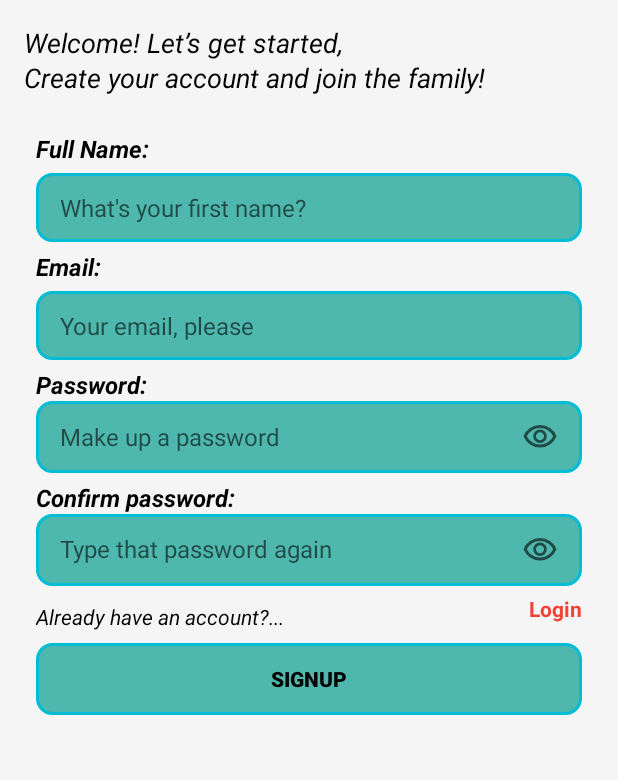
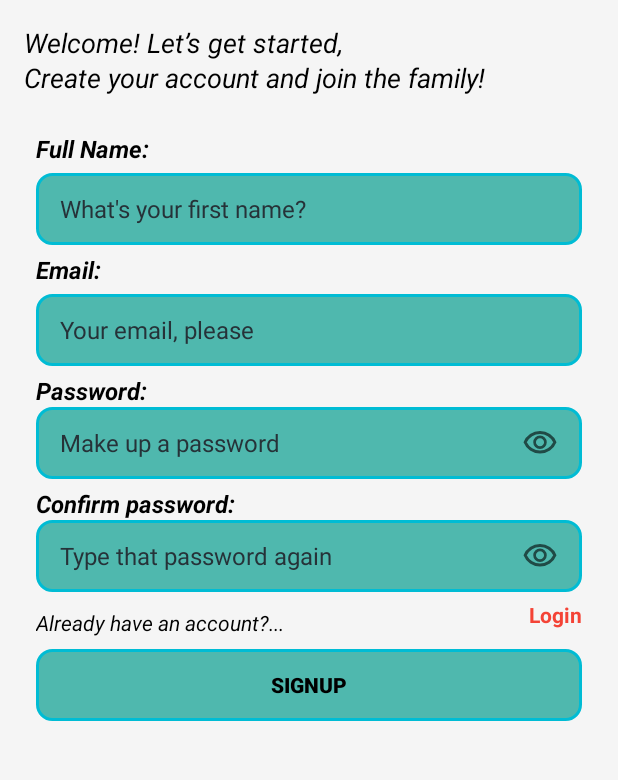
Before and after one commit to FiazZafar/Chat-Applications, an Android app: the screen it shows after launch (MainActivity), after a tap on an icon or button, on a phone screen of 412 x 824 dp, the part 97-877 px from its top. Run offline under Robolectric (Android 15) with nearby library versions, the phone set to English and light mode, and no system bars; our stand-ins replace Firebase (no records; nobody signed in at launch, a user with empty details on screens opened directly).

Commit message:
version 1.1

```diff
--- a/app/src/main/res/layout/fragment_signup_user.xml
+++ b/app/src/main/res/layout/fragment_signup_user.xml
@@ -71,22 +71,27 @@
                 android:textColor="@color/textColor"
                 app:layout_constraintStart_toStartOf="parent"
                 app:layout_constraintEnd_toEndOf="parent"
-                app:layout_constraintTop_toTopOf="parent"/>
+                app:layout_constraintTop_toTopOf="parent"
+                tools:ignore="HardcodedText" />
 
             <EditText
                 android:id="@+id/firstNameEdt"
                 android:layout_width="0dp"
                 android:layout_height="wrap_content"
+                android:layout_marginTop="5dp"
+                android:background="@drawable/inputs_bg"
                 android:hint="@string/first_name_hint"
                 android:importantForAutofill="no"
-                android:background="@drawable/inputs_bg"
-                android:layout_marginTop="5dp"
                 android:inputType="textCapSentences"
+                android:minHeight="48dp"
                 android:paddingStart="16dp"
+                android:paddingEnd="4dp"
+                android:textColorHint="#263238"
                 android:textSize="16sp"
                 app:layout_constraintEnd_toEndOf="@+id/firstNameH"
                 app:layout_constraintStart_toStartOf="@+id/firstNameH"
-                app:layout_constraintTop_toBottomOf="@+id/firstNameH" />
+                app:layout_constraintTop_toBottomOf="@+id/firstNameH"
+                tools:ignore="VisualLintTextFieldSize" />
 
             <TextView
                 android:id="@+id/emailH"
@@ -105,16 +110,20 @@
                 android:id="@+id/emailEdt"
                 android:layout_width="0dp"
                 android:layout_height="wrap_content"
+                android:layout_marginTop="5dp"
+                android:background="@drawable/inputs_bg"
                 android:hint="@string/email_hint"
-                android:background="@drawable/inputs_bg"
-                android:layout_marginTop="5dp"
                 android:importantForAutofill="no"
                 android:inputType="textEmailSubject"
+                android:minHeight="48dp"
                 android:paddingStart="16dp"
+                android:paddingEnd="4dp"
+                android:textColorHint="#263238"
                 android:textSize="16sp"
                 app:layout_constraintEnd_toEndOf="@+id/emailH"
                 app:layout_constraintStart_toStartOf="@+id/emailH"
-                app:layout_constraintTop_toBottomOf="@+id/emailH" />
+                app:layout_constraintTop_toBottomOf="@+id/emailH"
+                tools:ignore="VisualLintTextFieldSize" />
             <TextView
                 android:id="@+id/passwordH"
                 android:layout_width="0dp"
@@ -138,25 +147,31 @@
                 app:layout_constraintStart_toStartOf="@+id/passwordH"
                 app:layout_constraintTop_toBottomOf="@+id/passwordH"
                 android:orientation="horizontal">
+
                 <EditText
                     android:id="@+id/passwordEdt"
-                android:layout_width="match_parent"
+                    android:layout_width="0dp"
                     android:layout_height="match_parent"
+                    android:layout_weight="1"
+                    android:background="@android:color/transparent"
+                    android:hint="@string/passwordhint"
                     android:importantForAutofill="no"
-                android:hint="@string/passwordhint"
-                android:background="@android:color/transparent"
+                    android:inputType="textPassword"
+                    android:minHeight="48dp"
                     android:paddingStart="16dp"
-                android:layout_weight="1"
-                android:inputType="textPassword"
+                    android:paddingEnd="4dp"
+                    android:textColorHint="#263238"
                     android:textSize="16sp"
-                tools:ignore="TextFields" />
+                    tools:ignore="TextFields,TouchTargetSizeCheck,VisualLintTextFieldSize" />
                 <ImageView
                     android:layout_width="wrap_content"
                     android:layout_height="wrap_content"
                     android:src="@drawable/visibility_24px"
                     android:layout_gravity="end"
                     android:paddingEnd="16dp"
-                    android:id="@+id/eyeVisiblePasBTn"/>
+                    android:paddingStart="4dp"
+                    android:id="@+id/eyeVisiblePasBTn"
+                    tools:ignore="ContentDescription" />
             </LinearLayout>
 
             <TextView
@@ -184,22 +199,28 @@
 
                 <EditText
                     android:id="@+id/confirmPasswordEdt"
-                    android:layout_width="match_parent"
-                    android:layout_height="wrap_content"
+                    android:layout_width="0dp"
+                    android:layout_height="match_parent"
+                    android:layout_weight="1"
+                    android:background="@android:color/transparent"
                     android:hint="@string/confirmPassHint"
                     android:importantForAutofill="no"
+                    android:inputType="textPassword"
+                    android:minHeight="48dp"
                     android:paddingStart="16dp"
-                    android:inputType="textPassword"
-                    android:layout_weight="1"
-                    android:background="@android:color/transparent"
-                    android:textSize="16sp" />
+                    android:paddingEnd="4dp"
+                    android:textColorHint="#263238"
+                    android:textSize="16sp"
+                    tools:ignore="TouchTargetSizeCheck,VisualLintTextFieldSize" />
                 <ImageView
                     android:layout_width="wrap_content"
                     android:layout_height="wrap_content"
                     android:src="@drawable/visibility_24px"
                     android:layout_gravity="end"
                     android:paddingEnd="16dp"
-                    android:id="@+id/eyeVisibleconfirmBTn"/>
+                    android:paddingStart="4dp"
+                    android:id="@+id/eyeVisibleconfirmBTn"
+                    tools:ignore="ContentDescription" />
             </LinearLayout>
 
             <TextView
@@ -223,7 +244,8 @@
                 android:textStyle="normal|bold"
                 android:textColor="@color/alertColor"
                 app:layout_constraintEnd_toEndOf="parent"
-                app:layout_constraintTop_toBottomOf="@+id/confirmPasswordLinear"/>
+                app:layout_constraintTop_toBottomOf="@+id/confirmPasswordLinear"
+                tools:ignore="HardcodedText" />
 
             <androidx.appcompat.widget.AppCompatButton
                 android:id="@+id/nextBtn"
@@ -237,7 +259,8 @@
                 android:textColor="@color/textColor"
                 app:layout_constraintTop_toBottomOf="@+id/randomTxt"
                 app:layout_constraintStart_toStartOf="parent"
-                app:layout_constraintEnd_toEndOf="parent"/>
+                app:layout_constraintEnd_toEndOf="parent"
+                tools:ignore="HardcodedText,VisualLintButtonSize" />
         </androidx.constraintlayout.widget.ConstraintLayout>
 
     </androidx.constraintlayout.widget.ConstraintLayout>
```
Also changed, not shown: app/src/main/res/layout/fragment_login_user.xml (+28 -14 lines). Lines whose indentation alone changed are shown as unchanged.
